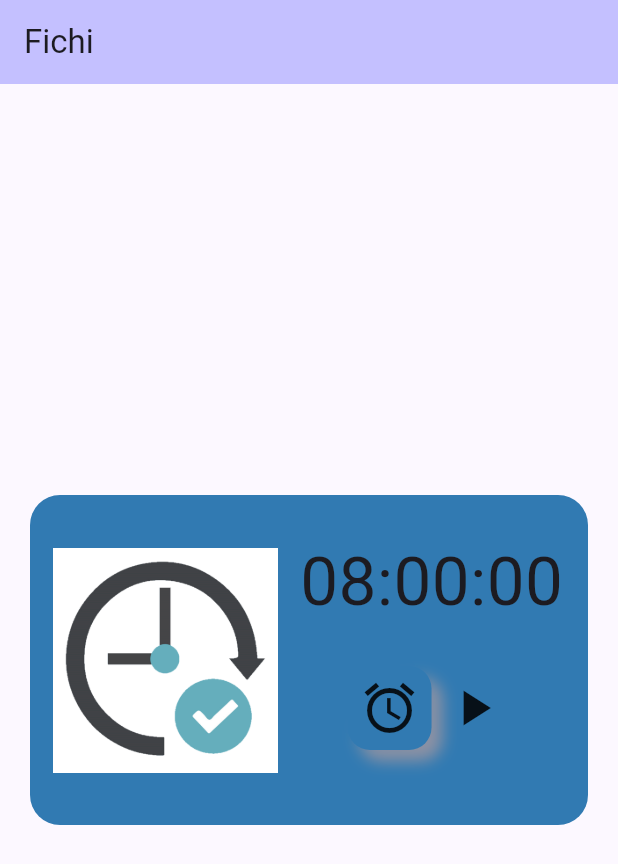
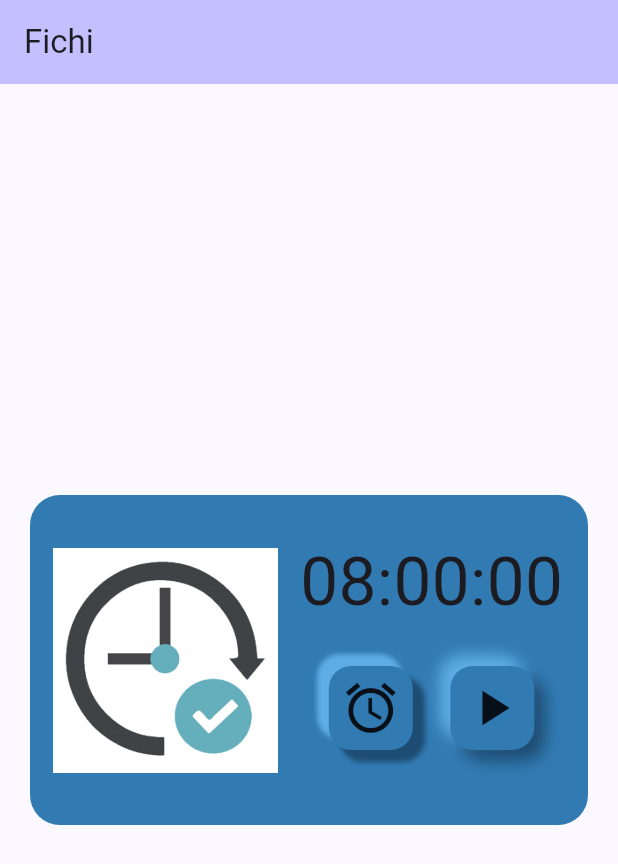
Before and after one commit to AdriPes-dev/ProyectoTFC, a Flutter app: the screen it shows after launch, on a phone screen of 412 x 824 dp. Shown: the top 864 px of the screen. Run offline on Flutter 3.47's test engine with Material 3 defaults, Android fonts, the phone set to English and light mode, and no system bars; our stand-ins replace flutter_inset_shadow.

Commit message:
Se aplica el efecto de neumorfismo a los botones del componente de tiempo faltando el backend para que un botón detenga el timer y el otro lo continue

```diff
--- a/lib/components/custom_card_tiempo.dart
+++ b/lib/components/custom_card_tiempo.dart
@@ -1,4 +1,5 @@
-import 'package:flutter/material.dart';
+import 'package:flutter/material.dart' hide BoxDecoration,BoxShadow;
+import 'package:flutter_inset_shadow/flutter_inset_shadow.dart';
 
 class Tiempo extends StatefulWidget {
   const Tiempo({super.key});
@@ -8,8 +9,12 @@ class Tiempo extends StatefulWidget {
 }
 
 class _TiempoState extends State<Tiempo> {
+  bool presionPlay = false;
+  bool presionStop = false;
+
   @override
   Widget build(BuildContext context) {
+    double blurStop = presionStop ? 7.5 : 2.5;
     return Container(
       height: 220,
       width: double.infinity,
@@ -23,60 +28,115 @@ class _TiempoState extends State<Tiempo> {
             padding: const EdgeInsets.all(15.0),
             child: Container(
               decoration: BoxDecoration(
-                  borderRadius: BorderRadius.all(Radius.circular(20))
+                borderRadius: BorderRadius.all(Radius.circular(20)),
               ),
-                child: Image.asset("assets/logoFichar.png",
+              child: Image.asset(
+                "assets/logoFichar.png",
                 height: 150,
                 width: 150,
-                fit: BoxFit.cover,),
+                fit: BoxFit.cover,
+              ),
             ),
           ),
           Column(
             children: [
               Padding(
-                  padding: const EdgeInsets.fromLTRB(0,25,0,0),
-                  child: Text("08:00:00",
-                  style: TextStyle(
-                    fontSize: 45
-                  ),),
+                padding: const EdgeInsets.fromLTRB(0, 25, 0, 0),
+                child: Text(
+                  "08:00:00",
+                  style: TextStyle(fontSize: 45),
                 ),
-                SizedBox(height:25),
+              ),
+              SizedBox(height: 25),
               Row(
                 children: [
-                    Container(
+                  GestureDetector(
+                    onTap: () {
+                      setState(() {
+                        if(presionStop == false){
+                          presionStop = !presionStop;
+                        }
+                        if(presionStop){
+                          presionPlay = false;
+                        }
+                      });
+                    },
+                    child: AnimatedContainer(
+                      duration: Duration(milliseconds: 100),
                       decoration: BoxDecoration(
-                         color: const Color.fromARGB(255, 49, 122, 178),
+                        color: const Color(0xFF317AB2),
                         borderRadius: BorderRadius.circular(15),
-                         boxShadow: const [
+                        boxShadow: [
+                          BoxShadow(
+                            blurRadius: blurStop,
+                            offset: Offset(7.5, 7.5),
+                            color: Color(0xFF1E4D73),
+                            inset: presionStop,
+                          ),
+                          BoxShadow(
+                            blurRadius: blurStop,
+                            offset: Offset(-7.5, -7.5),
+                            color: Color(0xFF5FADE6),
+                            inset: presionStop,
+                          ),
+                        ],
+                      ),
+                      child: Padding(
+                        padding: const EdgeInsets.all(8.0),
+                        child: Icon(
+                          Icons.access_alarm_outlined,
+                          size: 40,
+                        ),
+                      ),
+                    ),
+                  ),
+                  SizedBox(width: 25),
+                  GestureDetector(
+                    onTap: () {
+                      setState(() {
+                        if(presionPlay == false){
+                           presionPlay = !presionPlay;
+                        }
+                        if(presionPlay){
+                          presionStop = false;
+                        }
+                      });
+                    },
+                    child: AnimatedContainer(
+                      duration: Duration(milliseconds: 100),
+                      decoration: BoxDecoration(
+                        color: const Color(0xFF317AB2),
+                        borderRadius: BorderRadius.circular(15),
+                        boxShadow: [
                           BoxShadow(
                             blurRadius: 7.5,
                             offset: Offset(7.5, 7.5),
-                            color: Color.fromARGB(255, 139, 145, 164)
+                            color: Color(0xFF1E4D73),
+                            inset: presionPlay,
                           ),
                           BoxShadow(
                             blurRadius: 7.5,
                             offset: Offset(-7.5, -7.5),
-                            color: Color.fromARGB(255, 49, 122, 178),
+                            color: Color(0xFF5FADE6),
+                            inset: presionPlay,
                           ),
-                         ]
+                        ],
                       ),
                       child: Padding(
                         padding: const EdgeInsets.all(8.0),
-                        child: Icon(Icons.access_alarm_outlined,
-                        size: 40,),
+                        child: Icon(
+                          Icons.play_arrow,
+                          size: 40,
                         ),
                       ),
-                    Padding(
-                      padding: const EdgeInsets.all(8.0),
-                      child: Icon(Icons.play_arrow,
-                      size: 40,),
+                    ),
                   ),
                 ],
               ),
             ],
           ),
         ],
-        )
+      ),
     );
   }
 }
--- a/pubspec.yaml
+++ b/pubspec.yaml
@@ -35,6 +35,7 @@ dependencies:
   # Use with the CupertinoIcons class for iOS style icons.
   cupertino_icons: ^1.0.8
   liquid_swipe: ^3.1.0
+  flutter_inset_shadow: ^2.0.3
 
 dev_dependencies:
   flutter_test:
```
Also changed, not shown: pubspec.lock. Lines whose indentation alone changed are shown as unchanged.
